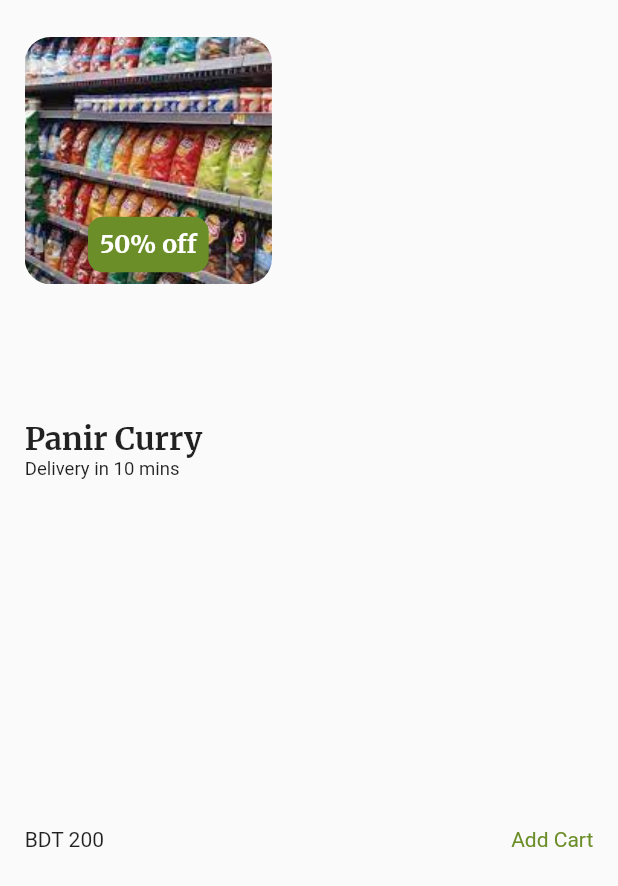
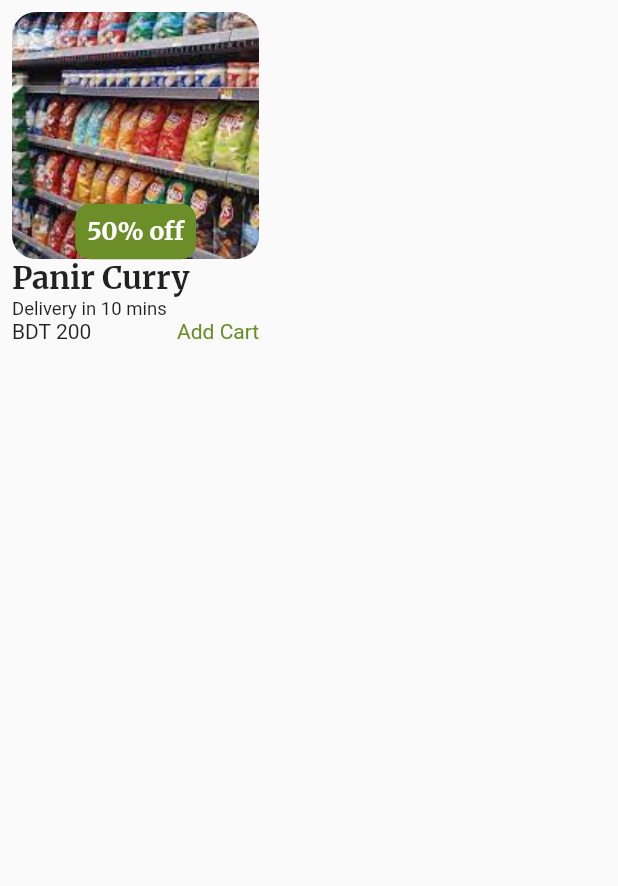
Before and after one commit to nsaesthetics/mamarhat, a Flutter app: what foodItemCard() shows on an empty page, opened directly, on a phone screen of 412 x 824 dp. Shown: the top 886 px of the screen. Run offline on Flutter 3.47's test engine with Material 2 defaults, Android fonts, the light colour scheme and no system bars; drawn by our look-alikes of flutter_bounceable; our stand-ins replace card_swiper, curved_navigation_bar, flutter_advanced_drawer, flutter_svg, get, google_fonts and 1 more; missing offline and left inert: stacked_listview; Roboto replaces fonts that are missing (Georgia); project files that could hold a hidden picture were left out.

Commit message:
zain commit 1

```diff
--- a/lib/Screens/cartPage.dart
+++ b/lib/Screens/cartPage.dart
@@ -19,9 +19,10 @@ class _cartPageState extends State<cartPage> {
     return Scaffold(
       backgroundColor: Colors.white,
       appBar: AppBar(
+        foregroundColor: Colors.amber,
         title: Text("Cart", style: GoogleFonts.merriweatherSans(fontWeight: FontWeight.w700, color: Colors.black),),
         backgroundColor: Colors.transparent,elevation: 0,
-        leading: IconButton(icon: Icon(Icons.arrow_back, color: Color(0xff6b8e28),),onPressed: (){},),
+        automaticallyImplyLeading: true,
       ),
       body: SafeArea(
         child: ListView(
--- a/lib/Screens/foodPage.dart
+++ b/lib/Screens/foodPage.dart
@@ -210,12 +210,25 @@ class _foodPageState extends State<foodPage> {
                 ],
               ),
 
-              SizedBox(height: size.height *0.3,
+              SizedBox(
+                height: size.height*0.5,
+                width: size.width,
               child: ListView(
+                physics: BouncingScrollPhysics(),
                 scrollDirection: Axis.horizontal,
                 children: [
                   foodItemCard(name: "KFC",image: 'https://upload.wikimedia.org/wikipedia/sco/thumb/b/bf/KFC_logo.svg/1024px-KFC_logo.svg.png',desc:"Fast Food Restaurant",),
-                  foodItemCard(name: "KFC",image: 'https://upload.wikimedia.org/wikipedia/sco/thumb/b/bf/KFC_logo.svg/1024px-KFC_logo.svg.png',desc:"Fast Food Restaurant",)
+                  foodItemCard(name: "KFC",image: 'https://upload.wikimedia.org/wikipedia/sco/thumb/b/bf/KFC_logo.svg/1024px-KFC_logo.svg.png',desc:"Fast Food Restaurant",),
+                  foodItemCard(name: "KFC",image: 'https://upload.wikimedia.org/wikipedia/sco/thumb/b/bf/KFC_logo.svg/1024px-KFC_logo.svg.png',desc:"Fast Food Restaurant",),
+                  foodItemCard(name: "KFC",image: 'https://upload.wikimedia.org/wikipedia/sco/thumb/b/bf/KFC_logo.svg/1024px-KFC_logo.svg.png',desc:"Fast Food Restaurant",),
+                  foodItemCard(name: "KFC",image: 'https://upload.wikimedia.org/wikipedia/sco/thumb/b/bf/KFC_logo.svg/1024px-KFC_logo.svg.png',desc:"Fast Food Restaurant",),
+                  foodItemCard(name: "KFC",image: 'https://upload.wikimedia.org/wikipedia/sco/thumb/b/bf/KFC_logo.svg/1024px-KFC_logo.svg.png',desc:"Fast Food Restaurant",),
+                  foodItemCard(name: "KFC",image: 'https://upload.wikimedia.org/wikipedia/sco/thumb/b/bf/KFC_logo.svg/1024px-KFC_logo.svg.png',desc:"Fast Food Restaurant",),
+                  foodItemCard(name: "KFC",image: 'https://upload.wikimedia.org/wikipedia/sco/thumb/b/bf/KFC_logo.svg/1024px-KFC_logo.svg.png',desc:"Fast Food Restaurant",),
+                  foodItemCard(name: "KFC",image: 'https://upload.wikimedia.org/wikipedia/sco/thumb/b/bf/KFC_logo.svg/1024px-KFC_logo.svg.png',desc:"Fast Food Restaurant",),
+                  foodItemCard(name: "KFC",image: 'https://upload.wikimedia.org/wikipedia/sco/thumb/b/bf/KFC_logo.svg/1024px-KFC_logo.svg.png',desc:"Fast Food Restaurant",),
+
+                  foodItemCard(name: "KFC",image: 'https://upload.wikimedia.org/wikipedia/sco/thumb/b/bf/KFC_logo.svg/1024px-KFC_logo.svg.png',desc:"Fast Food Restaurant",),
                 ],
 
 
--- a/lib/Widgets/cartItem.dart
+++ b/lib/Widgets/cartItem.dart
@@ -44,7 +44,7 @@ class Cart with ChangeNotifier{
       return;
     }
     if(_items[id]?.quantity!=null){
-      if(_items[id]!.quantity! > 1){
+      if(_items[id]!.quantity > 1){
         _items.update(id, (existingCartItem) => cartItem(
             id: DateTime.now().toString(), name: existingCartItem.name,
             price: existingCartItem.price, quantity: existingCartItem.quantity-1));
--- a/lib/Widgets/foodItemsCard.dart
+++ b/lib/Widgets/foodItemsCard.dart
@@ -20,41 +20,30 @@ class _foodItemCardState extends State<foodItemCard> {
   @override
   Widget build(BuildContext context) {
     final Size size = MediaQuery.of(context).size;
-    return Expanded(
-        child: Padding(
-            padding: EdgeInsets.symmetric(
-                vertical: size.height * 0.03, horizontal: size.width * 0.04),
+    return Container(
+      width: size.width * 0.4,
+      margin: EdgeInsets.all(8),
       child: Bounceable(
           onTap: () {},
           curve: Curves.easeInCirc,
           child: Column(
             crossAxisAlignment: CrossAxisAlignment.start,
             children: [
-                    Padding(
-                      padding: EdgeInsets.only(bottom: 8.0),
-                      child: ClipRect(
-                        child: BackdropFilter(
-                          filter: ImageFilter.blur(sigmaX: 100.0, sigmaY: 100.0),
-                          child: Container(
+              Stack(
+                alignment: Alignment.bottomCenter,
+                children: [
+                  AspectRatio(
+                    aspectRatio: 1,
+                    child: ClipRRect(
+                        borderRadius: BorderRadius.circular(16),
+                        child: Image.asset("images/grocery.jpg",fit: BoxFit.fitHeight,)),
+                  ),
+                  Container(
+                    padding: const EdgeInsets.all(8.0),
                     decoration: BoxDecoration(
-                              borderRadius: BorderRadius.circular(17.0),
-                              image: DecorationImage(
-                                image: AssetImage("images/grocery.jpg"),
-                                fit: BoxFit.cover,
-                              ),
-                            ),
-                            alignment: Alignment.bottomCenter,
-                            width: size.width * 0.40,
-                            height: size.height * 0.20,
-                            child: Padding(
-                              padding: const EdgeInsets.all(8.0),
-                              child: Container(
-                                decoration: BoxDecoration(
-                                  color: Color(0xff6b8e28),
+                      color: const Color(0xff6b8e28),
                       borderRadius: BorderRadius.circular(10),
                     ),
-                                child: Padding(
-                                  padding: const EdgeInsets.all(8.0),
                     child: Text(
                       "50% off",
                       style: GoogleFonts.merriweather(
@@ -63,27 +52,33 @@ class _foodItemCardState extends State<foodItemCard> {
                           fontSize: size.width * 0.04),
                     ),
                   ),
+                ],
               ),
+              Text(
+                "Panir Curry",
+                style: GoogleFonts.merriweather(
+                    fontSize: size.width * 0.05,
+                    fontWeight: FontWeight.w700),
               ),
+              Text(
+                "Delivery in 10 mins",
+                style: TextStyle(fontSize: size.width * 0.03),
               ),
-                        ),
-                      ),
-                    ),
-                    SizedBox(height: size.height*0.1,)
-                    ,Text("Panir Curry", style: GoogleFonts.merriweather(fontSize: size.width*0.05,fontWeight: FontWeight.w700),),
-                    Text("Delivery in 10 mins", style: TextStyle(fontSize: size.width*0.03),),
-                    Expanded(
-                      child: Row(
+              Row(
                 mainAxisAlignment: MainAxisAlignment.spaceBetween,
                 children: [
-                          Text("BDT 200"),
+                  const Text("BDT 200"),
                   GestureDetector(
-                            child: Text("Add Cart", style: GoogleFonts.merriweatherSans(color: Color(0xff6b8e28)),),
-                          )
-                        ],
+                    child: Text(
+                      "Add Cart",
+                      style: GoogleFonts.merriweatherSans(
+                          color: const Color(0xff6b8e28)),
                     ),
                   )
                 ],
-                ))));
+              )
+            ],
+          )),
+    );
   }
 }
```
Also changed, not shown: 4 other files. Lines whose indentation alone changed are shown as unchanged.
